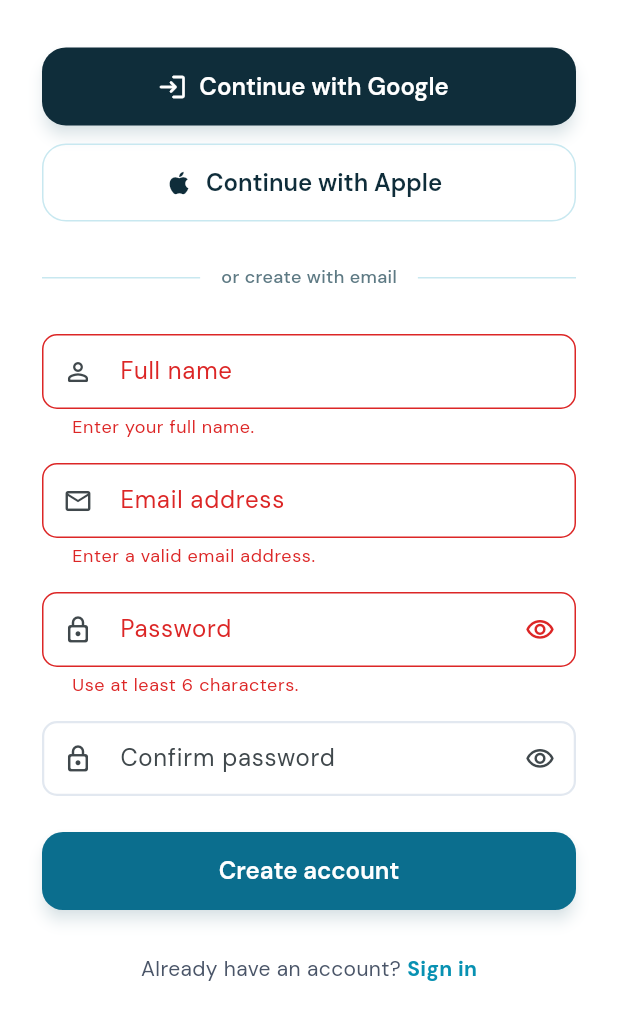
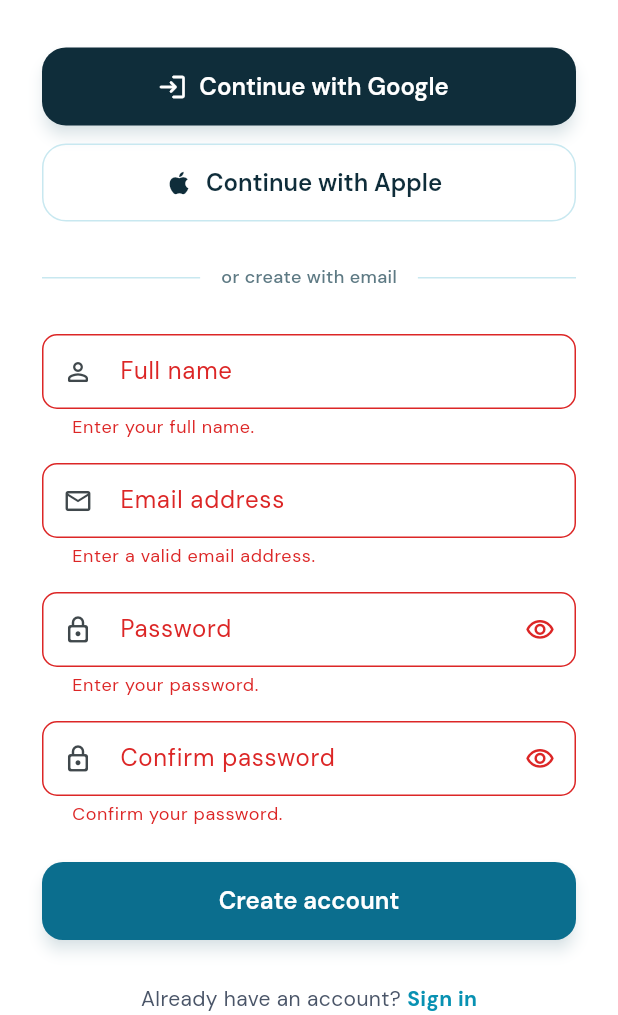
Before and after one commit to iamkjn/PhysioOnClick, a Flutter app: the SignUpScreen screen opened directly, after a tap on "Create account", on a phone screen of 412 x 824 dp, the part 221-1236 px from its top. Run offline on Flutter 3.47's test engine with Material 3 defaults, Android fonts, the phone set to English and light mode, and no system bars; our stand-ins replace app_links, cloud_firestore, connectivity_plus, file_picker, firebase_auth, firebase_core and 9 more; accounts and stored records are empty.

Commit message:
fix(mobile-sign-up): shared validators, confirm-required, length caps

```diff
--- a/mobile_app/lib/src/features/auth/sign_up_screen.dart
+++ b/mobile_app/lib/src/features/auth/sign_up_screen.dart
@@ -4,11 +4,13 @@
 import 'package:crypto/crypto.dart';
 import 'package:firebase_auth/firebase_auth.dart';
 import 'package:flutter/material.dart';
+import 'package:flutter/services.dart';
 import 'package:google_sign_in/google_sign_in.dart';
 import 'package:sign_in_with_apple/sign_in_with_apple.dart';
 
 import '../../core/firebase/patient_account_service.dart';
 import '../../core/page_transitions.dart';
+import '../../core/validators.dart';
 import '../root/root_shell.dart';
 import 'sign_in_screen.dart';
 
@@ -228,15 +230,13 @@
                         keyboardType: TextInputType.name,
                         textCapitalization: TextCapitalization.words,
                         textInputAction: TextInputAction.next,
+                        inputFormatters: [LengthLimitingTextInputFormatter(80)],
                         onChanged: (_) => _clearError(),
                         decoration: const InputDecoration(
                           labelText: 'Full name',
                           prefixIcon: Icon(Icons.person_outline_rounded, size: 20),
                         ),
-                        validator: (v) {
-                          if ((v ?? '').trim().length < 2) return 'Enter your full name.';
-                          return null;
-                        },
+                        validator: Validators.name,
                       ),
                       const SizedBox(height: 16),
                       TextFormField(
@@ -244,24 +244,20 @@
                         keyboardType: TextInputType.emailAddress,
                         textInputAction: TextInputAction.next,
                         autocorrect: false,
+                        inputFormatters: [LengthLimitingTextInputFormatter(254)],
                         onChanged: (_) => _clearError(),
                         decoration: const InputDecoration(
                           labelText: 'Email address',
                           prefixIcon: Icon(Icons.email_outlined, size: 20),
                         ),
-                        validator: (v) {
-                          final e = (v ?? '').trim();
-                          if (!e.contains('@') || !e.contains('.')) {
-                            return 'Enter a valid email address.';
-                          }
-                          return null;
-                        },
+                        validator: Validators.email,
                       ),
                       const SizedBox(height: 16),
                       TextFormField(
                         controller: _passwordCtrl,
                         obscureText: !_passwordVisible,
                         textInputAction: TextInputAction.next,
+                        inputFormatters: [LengthLimitingTextInputFormatter(128)],
                         onChanged: (_) => _clearError(),
                         decoration: InputDecoration(
                           labelText: 'Password',
@@ -278,18 +274,14 @@
                           ),
                           helperText: 'At least 6 characters',
                         ),
-                        validator: (v) {
-                          if ((v ?? '').length < 6) {
-                            return 'Use at least 6 characters.';
-                          }
-                          return null;
-                        },
+                        validator: (v) => Validators.password(v, min: 6),
                       ),
                       const SizedBox(height: 16),
                       TextFormField(
                         controller: _confirmCtrl,
                         obscureText: !_confirmVisible,
                         textInputAction: TextInputAction.done,
+                        inputFormatters: [LengthLimitingTextInputFormatter(128)],
                         onChanged: (_) => _clearError(),
                         onFieldSubmitted: (_) => _registerWithEmail(),
                         decoration: InputDecoration(
@@ -306,10 +298,9 @@
                                 setState(() => _confirmVisible = !_confirmVisible),
                           ),
                         ),
-                        validator: (v) {
-                          if (v != _passwordCtrl.text) return 'Passwords do not match.';
-                          return null;
-                        },
+                        validator: (v) => (v == null || v.isEmpty)
+                            ? 'Confirm your password.'
+                            : (v != _passwordCtrl.text ? 'Passwords do not match.' : null),
                       ),
                     ],
                   ),
```
